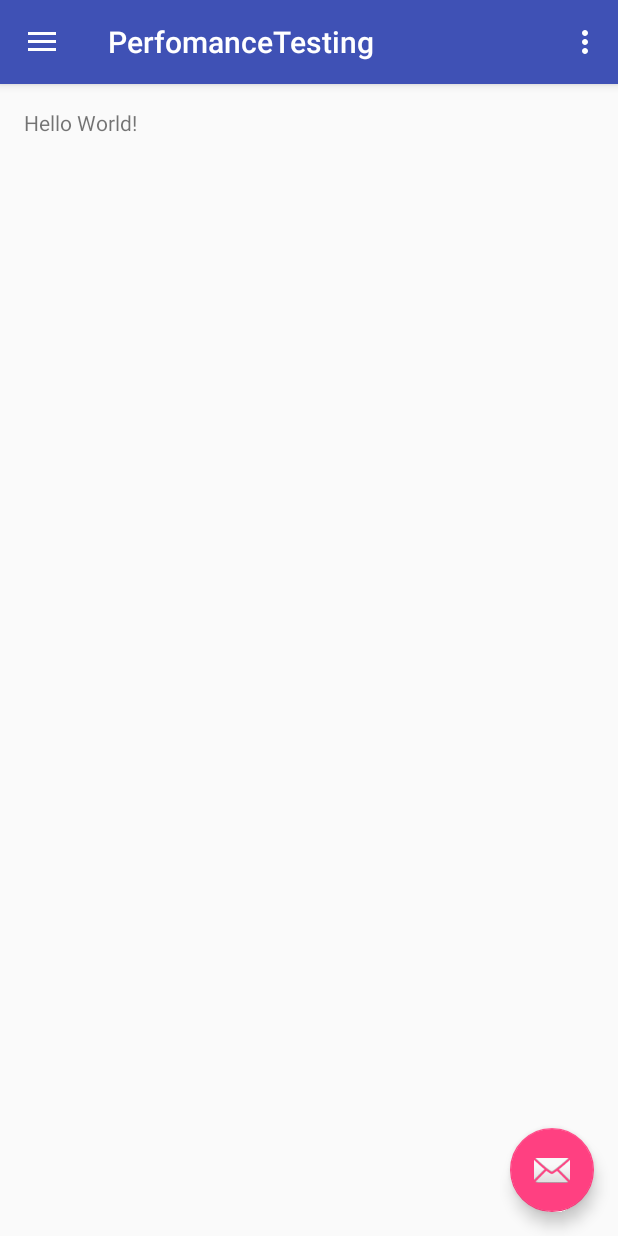
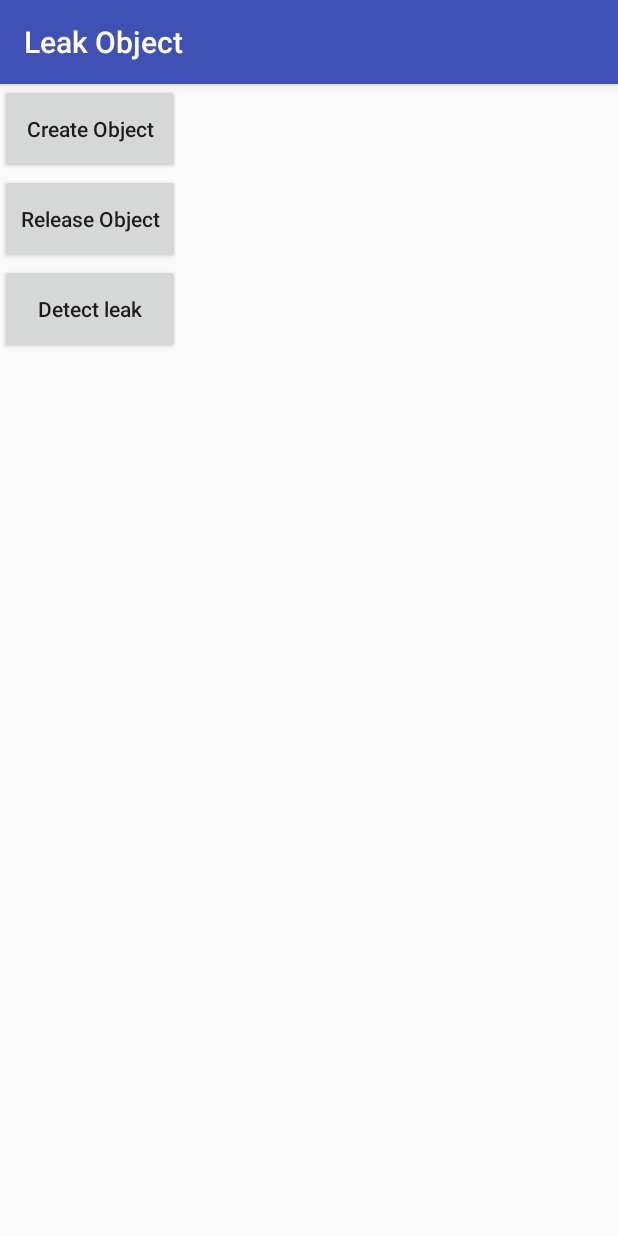
Before and after one commit to fatfattim/performancTesting, an Android app: the screen it shows after launch (MainActivity before the commit, LeakObjectActivity after it), in the side drawer, after a tap on "Leak some object", on a phone screen of 412 x 824 dp. Run offline under Robolectric (Android 15) with nearby library versions, the phone set to English and light mode, and no system bars; libraries missing offline, so code that uses them is left out: com.squareup.leakcanary; 2 statements that could not run were skipped.

Commit message:
Add Leak Object case

```diff
--- a/app/src/debug/java/performance/com/dogtim/android/perfomancetesting/LeakSender.java
+++ b/app/src/debug/java/performance/com/dogtim/android/perfomancetesting/LeakSender.java
@@ -10,13 +10,13 @@ import okhttp3.RequestBody;
 
 public class LeakSender {
     OkHttpClient client;
-    private String slackUrl;
+    private String slackUrl = "https://hooks.slack.com/services/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";
     public LeakSender() {
         client = new OkHttpClient();
     }
 
     public void send(String message) {
-        String content = "{ \"username\":\"webhookbot\", " +
+        String content = "{ \"username\":\"deadpool\", " +
                 "\"text\":\"" + message + "\", " +
                 "\"channel\":\"#leak_demo\" }";
 
--- a/app/src/main/AndroidManifest.xml
+++ b/app/src/main/AndroidManifest.xml
@@ -29,6 +29,10 @@
             android:label="Leak Activity"
             />
 
+        <activity
+            android:name=".LeakObjectActivity"
+            android:label="Leak Object"
+            />
     </application>
 
 </manifest>
--- a/app/src/main/java/performance/com/dogtim/android/perfomancetesting/IntentHelper.java
+++ b/app/src/main/java/performance/com/dogtim/android/perfomancetesting/IntentHelper.java
@@ -10,4 +10,8 @@ public class IntentHelper {
         context.startActivity(intent);
     }
 
+    public static void goToLeakObject(final Context context) {
+        Intent intent = new Intent(context, LeakObjectActivity.class);
+        context.startActivity(intent);
+    }
 }
--- /dev/null
+++ b/app/src/main/java/performance/com/dogtim/android/perfomancetesting/LeakObjectActivity.java
@@ -0,0 +1,33 @@
+package performance.com.dogtim.android.perfomancetesting;
+
+import android.os.Bundle;
+import android.support.v7.app.AppCompatActivity;
+import android.view.View;
+
+public class LeakObjectActivity extends AppCompatActivity {
+    private DeadPool deadPool;
+    private boolean enableRelease = false;
+
+
+    @Override
+    protected void onCreate(Bundle savedInstanceState) {
+        super.onCreate(savedInstanceState);
+        setContentView(R.layout.activity_leak_some_object);
+    }
+
+    public void onCreateObject(View v) {
+        deadPool = new DeadPool();
+    }
+
+    public void onReleaseObject(View v) {
+        enableRelease = true;
+    }
+
+    public void onDetectObject(View v) {
+        MainAppBase.getRefWatcher().watch(deadPool.getLeakInfo());
+        if(enableRelease) {
+            deadPool = null;
+        }
+
+    }
+}
--- a/app/src/main/java/performance/com/dogtim/android/perfomancetesting/MainActivity.java
+++ b/app/src/main/java/performance/com/dogtim/android/perfomancetesting/MainActivity.java
@@ -85,7 +85,7 @@ public class MainActivity extends AppCompatActivity
         } else if (id == R.id.nav_gallery) {
 
         } else if (id == R.id.nav_slideshow) {
-
+            IntentHelper.goToLeakObject(this);
         } else if (id == R.id.nav_manage) {
 
         } else if (id == R.id.nav_share) {
--- a/app/src/main/java/performance/com/dogtim/android/perfomancetesting/MainAppBase.java
+++ b/app/src/main/java/performance/com/dogtim/android/perfomancetesting/MainAppBase.java
@@ -7,7 +7,7 @@ import com.squareup.leakcanary.RefWatcher;
 
 public abstract class MainAppBase extends Application {
 
-    private RefWatcher refWatcher;
+    private static RefWatcher refWatcher;
 
     protected abstract RefWatcher installLeakCanary();
 
@@ -22,4 +22,7 @@ public abstract class MainAppBase extends Application {
         refWatcher = installLeakCanary();
     }
 
+    public static RefWatcher getRefWatcher() {
+        return refWatcher;
+    }
 }
--- /dev/null
+++ b/app/src/main/res/layout/activity_leak_some_object.xml
@@ -0,0 +1,24 @@
+<?xml version="1.0" encoding="utf-8"?>
+<LinearLayout
+    xmlns:android="http://schemas.android.com/apk/res/android"
+    android:layout_width="match_parent"
+    android:layout_height="match_parent"
+    android:fitsSystemWindows="true"
+    android:orientation="vertical"
+    >
+
+    <Button
+        style="@style/ButtonStyle"
+        android:text="Create Object"
+        android:onClick="onCreateObject"/>
+
+    <Button
+        style="@style/ButtonStyle"
+        android:text="Release Object"
+        android:onClick="onReleaseObject"/>
+
+    <Button
+        style="@style/ButtonStyle"
+        android:text="Detect leak"
+        android:onClick="onDetectObject"/>
+</LinearLayout>
--- a/app/src/main/res/values/dimens.xml
+++ b/app/src/main/res/values/dimens.xml
@@ -6,4 +6,7 @@
     <dimen name="activity_horizontal_margin">16dp</dimen>
     <dimen name="activity_vertical_margin">16dp</dimen>
     <dimen name="fab_margin">16dp</dimen>
+
+    <dimen name="button_height">60dp</dimen>
+    <dimen name="button_width">120dp</dimen>
 </resources>
--- a/app/src/main/res/values/styles.xml
+++ b/app/src/main/res/values/styles.xml
@@ -17,4 +17,11 @@
 
     <style name="AppTheme.PopupOverlay" parent="ThemeOverlay.AppCompat.Light"/>
 
+    <style name="ButtonStyle">
+        <item name="android:layout_width">@dimen/button_width</item>
+        <item name="android:layout_height">@dimen/button_height</item>
+        <item name="android:textAllCaps">false</item>
+
+    </style>
+
 </resources>
```
Also changed, not shown: app/src/main/java/performance/com/dogtim/android/perfomancetesting/DeadPool.java (added, +18 -0 lines).
